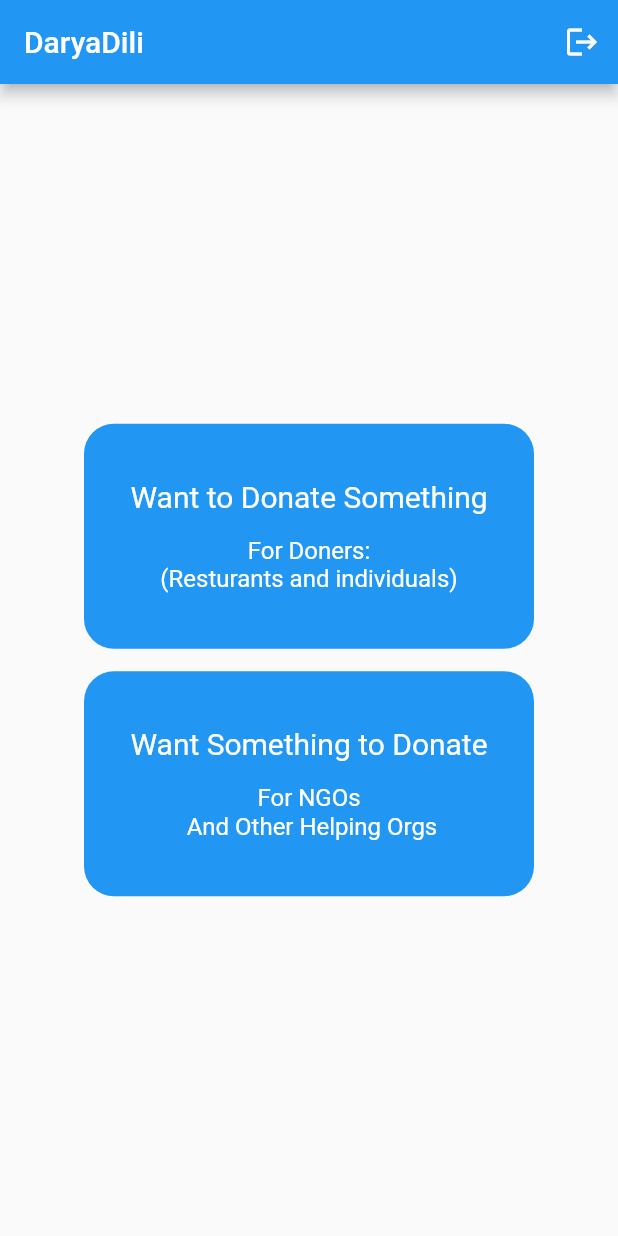
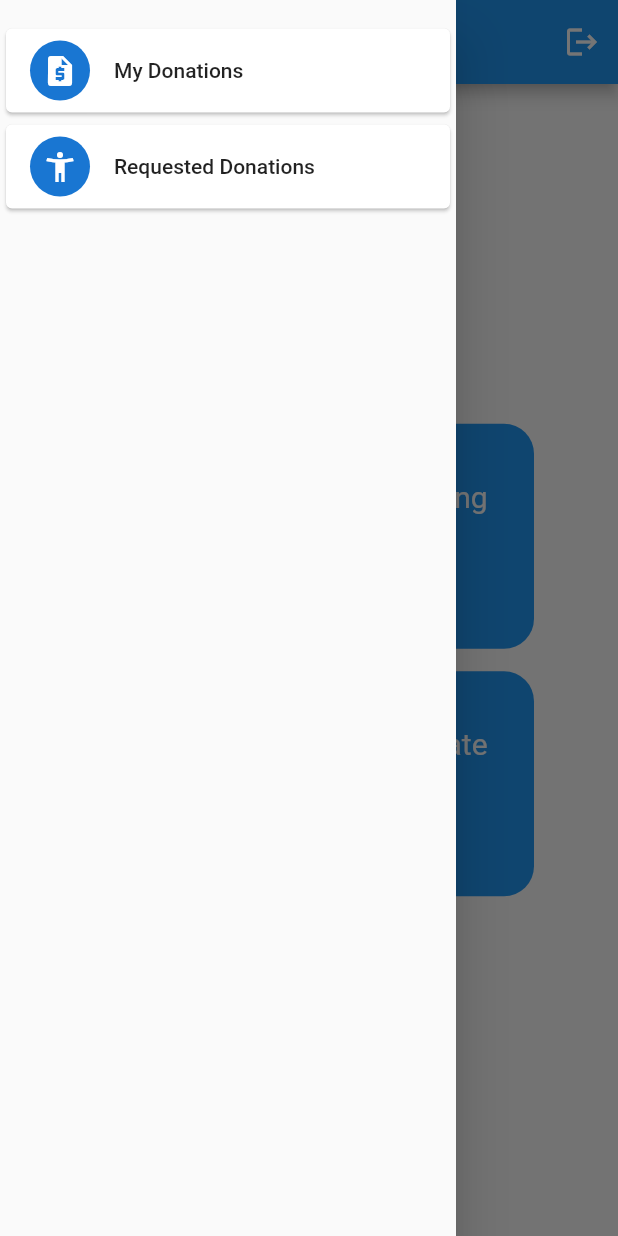
Before and after one commit to Jagmohanrai/Daryadili_app, a Flutter app: the HomePage screen opened directly, with the side drawer open (before the commit the screen has no drawer), on a phone screen of 412 x 824 dp. Run offline on Flutter 3.47's test engine with Material 2 defaults, Android fonts, the phone set to English and light mode, and no system bars; our stand-ins replace cloud_firestore, firebase_auth, firebase_core; accounts and stored records are empty.

Commit message:
added donation list

```diff
--- a/lib/donationPages/donation_page.dart
+++ b/lib/donationPages/donation_page.dart
@@ -138,6 +138,7 @@ class _DonationPageState extends State<DonationPage> {
                   "donation_condition": donationCondition.text,
                   "donation_desc": donationdesc.text,
                   "unique_code": uniqueCode,
+                  "availability": true
                 }).then((value) {
                   dbRef
                       .collection("User")
--- a/lib/homepage.dart
+++ b/lib/homepage.dart
@@ -31,6 +31,31 @@ class _HomePageState extends State<HomePage> {
   @override
   Widget build(BuildContext context) {
     return Scaffold(
+      drawer: Drawer(
+        child: ListView(
+          children: const [
+            SizedBox(
+              height: 15,
+            ),
+            Card(
+              child: ListTile(
+                leading: CircleAvatar(
+                  child: Icon(Icons.request_quote),
+                ),
+                title: Text("My Donations"),
+              ),
+            ),
+            Card(
+              child: ListTile(
+                leading: CircleAvatar(
+                  child: Icon(Icons.accessibility_new_sharp),
+                ),
+                title: Text("Requested Donations"),
+              ),
+            )
+          ],
+        ),
+      ),
       appBar: AppBar(
         title: const Text("DaryaDili"),
         actions: [
--- a/lib/main.dart
+++ b/lib/main.dart
@@ -1,6 +1,5 @@
 import 'package:daryadili/homepage.dart';
 import 'package:daryadili/login_page.dart';
-import 'package:daryadili/register_page.dart';
 import 'package:firebase_auth/firebase_auth.dart';
 import 'package:firebase_core/firebase_core.dart';
 import 'package:flutter/material.dart';
```
Also changed, not shown: lib/donationPages/donation_list_page.dart (+48 -18 lines).
